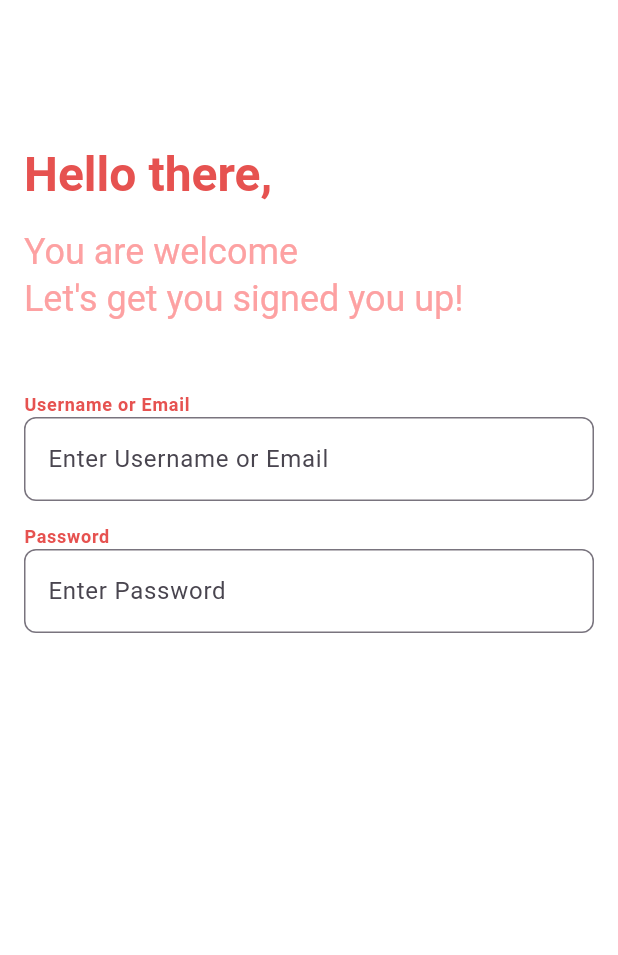
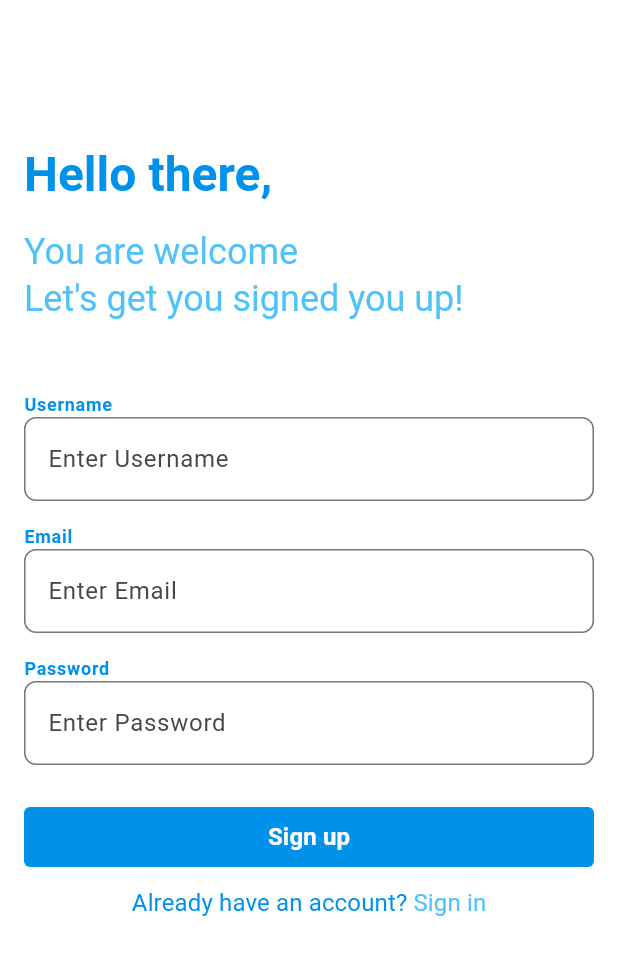
Before and after one commit to Potsane/blogs, a Flutter app: the screen it shows after launch, on a phone screen of 412 x 824 dp. Shown: the top 955 px of the screen. Run offline on Flutter 3.47's test engine with Material 3 defaults, Android fonts, the phone set to English and light mode, and no system bars.

Commit message:
Add rich tech widget

```diff
--- a/lib/ui/sign_up/sign_up.dart
+++ b/lib/ui/sign_up/sign_up.dart
@@ -1,5 +1,7 @@
+import 'package:blogs/ui/widgets/two_part_rich_text.dart';
 import 'package:flutter/material.dart';
 
+import '../widgets/filled_button.dart';
 import '../widgets/outlined_text_input.dart';
 
 class SignUpScreen extends StatefulWidget {
@@ -13,7 +15,18 @@ class SignUpScreen extends StatefulWidget {
 
 class _SignUpScreenState extends State<SignUpScreen> {
   final emailController = TextEditingController();
+  final userNameController = TextEditingController();
   final passwordController = TextEditingController();
+  final formKey = GlobalKey<FormState>();
+
+
+  @override
+  void dispose() {
+    super.dispose();
+    emailController.dispose();
+    userNameController.dispose();
+    passwordController.dispose();
+  }
 
   @override
   Widget build(BuildContext context) {
@@ -21,6 +34,8 @@ class _SignUpScreenState extends State<SignUpScreen> {
       body: Padding(
         padding: const EdgeInsets.symmetric(vertical: 96, horizontal: 16),
         child: SingleChildScrollView(
+          child: Form(
+            key: formKey,
             child: Column(
               crossAxisAlignment: CrossAxisAlignment.start,
               children: [
@@ -31,11 +46,16 @@ class _SignUpScreenState extends State<SignUpScreen> {
                 const SizedBox(height: 16),
                 Text(
                   "You are welcome \nLet's get you signed you up!",
-                style:  Theme.of(context).textTheme.headlineMedium,
+                  style: Theme.of(context).textTheme.headlineMedium,
                 ),
                 const SizedBox(height: 48),
                 OutlinedTextInput(
-                hint: "Username or Email",
+                  hint: "Username",
+                  controller: userNameController,
+                ),
+                const SizedBox(height: 16),
+                OutlinedTextInput(
+                  hint: "Email",
                   controller: emailController,
                 ),
                 const SizedBox(height: 16),
@@ -44,7 +64,19 @@ class _SignUpScreenState extends State<SignUpScreen> {
                   controller: passwordController,
                   isTextMusked: true,
                 ),
+                const SizedBox(height: 24),
+                FilledDefaultButton(
+                  text: "Sign up",
+                  onClick: () {},
+                ),
+                const SizedBox(height: 8),
+                TwoPartRichText(
+                  partOne: "Already have an account?",
+                  partTwo: "Sign in",
+                  onClick: () {},
+                )
               ],
+            ),
           ),
         ),
       ),
--- a/lib/ui/theme/app_pallete.dart
+++ b/lib/ui/theme/app_pallete.dart
@@ -1,26 +1,9 @@
 import 'package:flutter/material.dart';
 
 class AppPallete {
-  static const Color mandy = Color(0xFFE65250);
-  static const codGray = Color(0xFF1a1a1a);
-  static const mystic = Color(0xFFe2e6f0);
-  static const dustyGray = Color(0XFF949494);
-  static const scarpaFlow = Color(0XFF57565c);
-  static const sweetPink = Color(0xFFfda1a2);
-  static const pelorous = Color(0xFF38b4ba);
-  static const toryBlue = Color(0xFF0d46bd);
-  static const korma = Color(0xFF94370f);
-  static const citron = Color(0XFF82a31f);
-
-  static const mandy20 = Color(0XFFe15454);
-  static const codGray20 = Color(0xFF1d1b1b);
-  static const mischka = Color(0xFFe8e5eb);
-  static const orientalPink = Color(0xFFc1938d);
-  static const shilo = Color(0xFFe1a2ae);
-
-  static const tosca = Color(0XFF91413f);
-  static const siam = Color(0XFF616357);
-  static const ebony = Color(0XFF04040a);
-  static const codGray30 = Color(0XFF1b1a1a);
-  static const petiteOrchid = Color(0XFFd99491);
+  static const Color lightBlue700 = Color(0XFF0091EA);
+  static const Color lightBlue300 = Color(0XFF4FC3F7);
+  static const Color lightBlue100 = Color(0XFFB3E5FC);
+  static const Color cyan100 = Color(0XFFB2EBF2);
+  static const Color blueGray50 = Color(0XFFECEFF1);
 }
--- a/lib/ui/theme/app_theme.dart
+++ b/lib/ui/theme/app_theme.dart
@@ -9,28 +9,38 @@ class AppTheme {
             headlineLarge: const TextStyle(
               fontSize: 32,
               fontWeight: FontWeight.bold,
-            color: AppPallete.mandy,
+              color: AppPallete.lightBlue700,
             ),
             headlineMedium: const TextStyle(
               fontSize: 24,
               fontWeight: FontWeight.normal,
-            color: AppPallete.sweetPink,
+              color: AppPallete.lightBlue300,
             ),
             labelMedium: const TextStyle(
               fontSize: 12,
               fontWeight: FontWeight.bold,
-            color: AppPallete.mandy,
+              color: AppPallete.lightBlue700,
+            ),
+            labelLarge: const TextStyle(
+              fontSize: 16,
+              fontWeight: FontWeight.bold,
+              color: Colors.white
             ),
           ),
       inputDecorationTheme: const InputDecorationTheme(
         focusedBorder: OutlineInputBorder(
           borderRadius: BorderRadius.all(Radius.circular(8)),
-        borderSide: BorderSide(color: AppPallete.citron),
+          borderSide: BorderSide(color: AppPallete.blueGray50),
         ),
         border: OutlineInputBorder(
           borderRadius: BorderRadius.all(Radius.circular(8)),
-        borderSide: BorderSide(color: AppPallete.citron),
+          borderSide: BorderSide(color: AppPallete.cyan100),
         ),
       ),
-  );
+      filledButtonTheme: FilledButtonThemeData(
+        style: FilledButton.styleFrom(
+          shape: RoundedRectangleBorder(borderRadius: BorderRadius.circular(4)),
+          backgroundColor: AppPallete.lightBlue700,
+        ),
+      ));
 }
--- /dev/null
+++ b/lib/ui/widgets/filled_button.dart
@@ -0,0 +1,17 @@
+import 'package:flutter/material.dart';
+
+class FilledDefaultButton extends StatelessWidget {
+  final void Function() onClick;
+  final String text;
+
+  const FilledDefaultButton(
+      {super.key, required this.text, required this.onClick});
+
+  @override
+  Widget build(BuildContext context) {
+    return SizedBox(
+      width: double.infinity,
+      child: FilledButton(onPressed: onClick, child: Text(text)),
+    );
+  }
+}
--- /dev/null
+++ b/lib/ui/widgets/two_part_rich_text.dart
@@ -0,0 +1,43 @@
+import 'package:flutter/material.dart';
+
+import '../theme/app_pallete.dart';
+
+class TwoPartRichText extends StatelessWidget {
+  final String partOne;
+  final String partTwo;
+  final void Function() onClick;
+
+  const TwoPartRichText({
+    super.key,
+    required this.partOne,
+    required this.partTwo,
+    required this.onClick,
+  });
+
+  @override
+  Widget build(BuildContext context) {
+    return Row(
+      mainAxisAlignment: MainAxisAlignment.center,
+      children: [
+        RichText(
+          text: TextSpan(
+            text: partOne,
+            style: Theme.of(context).textTheme.labelLarge!.copyWith(
+                  fontWeight: FontWeight.normal,
+                  color: AppPallete.lightBlue700,
+                ),
+            children: <TextSpan>[
+              TextSpan(
+                text: " $partTwo",
+                style: Theme.of(context).textTheme.labelLarge!.copyWith(
+                      fontWeight: FontWeight.normal,
+                      color: AppPallete.lightBlue300,
+                    ),
+              )
+            ],
+          ),
+        )
+      ],
+    );
+  }
+}
```
Lines whose indentation alone changed are shown as unchanged.
